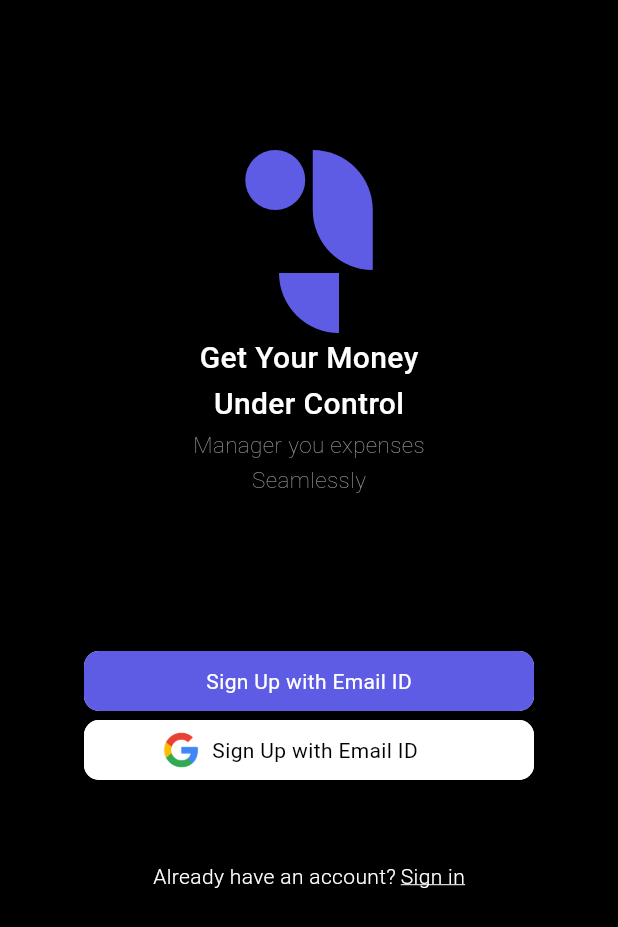
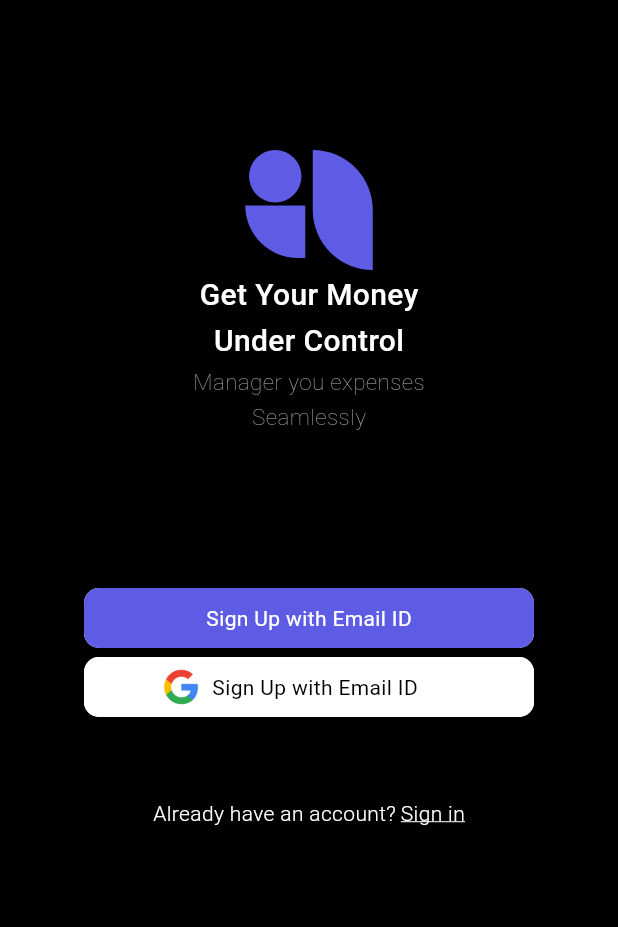
Before and after one commit to devJunr/finances-manager-frontend, a Flutter app: the screen it shows after launch, on a phone screen of 412 x 824 dp. Shown: the top 927 px of the screen. Run offline on Flutter 3.47's test engine with Material 3 defaults, Android fonts, the phone set to English and light mode, and no system bars.

Commit message:
feat: Adiciona elemento 3° do simbolo do projeto (esquerdo - baixo)

```diff
--- a/lib/main.dart
+++ b/lib/main.dart
@@ -23,14 +23,32 @@
                   crossAxisAlignment: CrossAxisAlignment.start,
                   spacing: 5,
                   children: [
-                    Container(
-                      width: 40,
-                      height: 40,
-                      decoration: BoxDecoration(
-                        color: Color.fromRGBO(94, 92, 228, 1),
-                        borderRadius: BorderRadius.all(Radius.circular(100)),
-                      ),
+                    Column(
+                      spacing: 2,
+                      children: [
+                        Container(
+                          width: 35,
+                          height: 35,
+                          decoration: BoxDecoration(
+                            color: Color.fromRGBO(94, 92, 228, 1),
+                            borderRadius: BorderRadius.all(
+                              Radius.circular(100),
+                            ),
+                          ),
+                        ),
+                        Container(
+                          width: 40,
+                          height: 35,
+                          decoration: BoxDecoration(
+                            color: Color.fromRGBO(94, 92, 228, 1),
+                            borderRadius: BorderRadius.only(
+                              bottomLeft: Radius.circular(100),
+                            ),
+                          ),
+                        ),
+                      ],
                     ),
+
                     Container(
                       width: 40,
                       height: 80,
@@ -44,18 +62,8 @@
                     ),
                   ],
                 ),
+
                 // Elemento 4 à direita
-                Container(
-                  width: 40,
-                  height: 40,
-                  decoration: BoxDecoration(
-                    color: Color.fromRGBO(94, 92, 228, 1),
-                    borderRadius: BorderRadius.only(
-                      bottomLeft: Radius.circular(100),
-                    ),
-                  ),
-                ),
-
                 Column(
                   spacing: 2,
                   children: [
```
Also changed, not shown: 1 other file.
